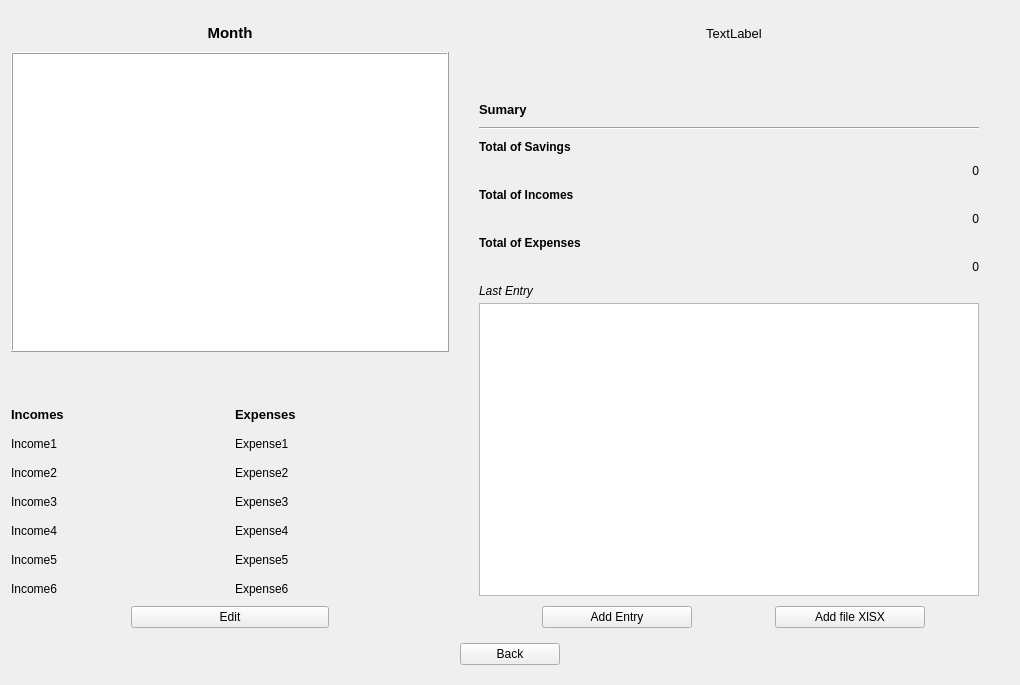
Before: the Qt Designer form ui/dashboardwidget.ui in NFBaeza/Budget-Monitor, drawn with Qt 5.
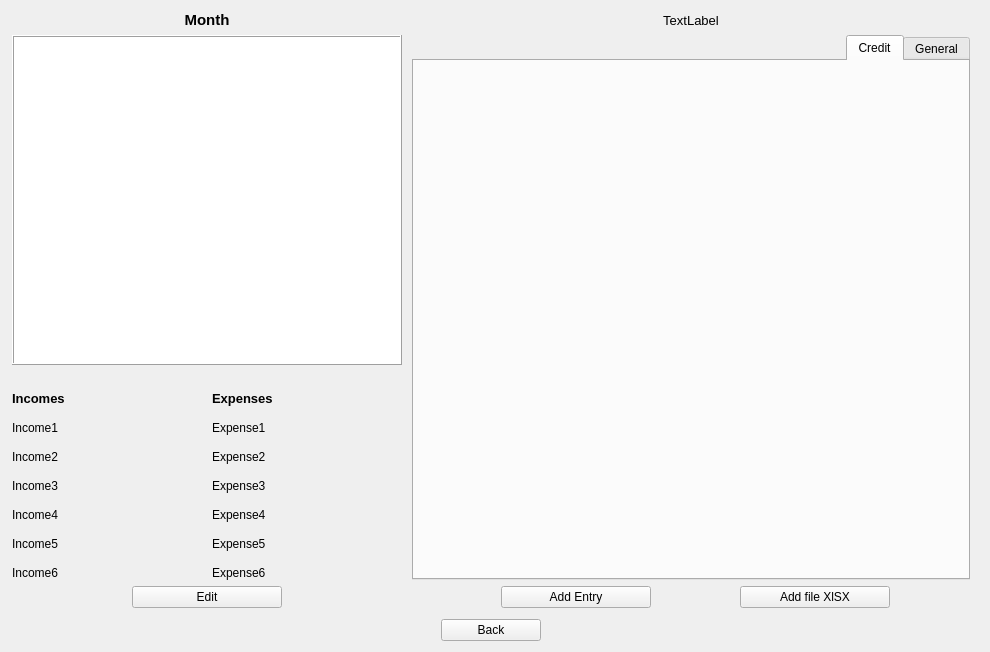
After: the same form once the commit is applied. Custom widgets are drawn as their Qt base class.

Commit message: feat: add creditPage on MonthlyView

The edit to the form file:
```diff
--- a/ui/dashboardwidget.ui
+++ b/ui/dashboardwidget.ui
@@ -9,8 +9,8 @@
    <rect>
     <x>0</x>
     <y>0</y>
-    <width>1020</width>
-    <height>685</height>
+    <width>990</width>
+    <height>652</height>
    </rect>
   </property>
   <property name="sizePolicy">
@@ -27,84 +27,17 @@
   <property name="windowTitle">
    <string>Month View</string>
   </property>
-  <layout class="QGridLayout" name="gridLayout" rowstretch="0,0,0,0,0,0,0,0,0" columnstretch="5,5,1,10">
-   <property name="sizeConstraint">
-    <enum>QLayout::SizeConstraint::SetDefaultConstraint</enum>
-   </property>
-   <property name="topMargin">
-    <number>10</number>
-   </property>
-   <property name="bottomMargin">
-    <number>20</number>
-   </property>
-   <property name="spacing">
-    <number>10</number>
-   </property>
-   <item row="5" column="0">
-    <spacer name="verticalSpacer">
-     <property name="orientation">
-      <enum>Qt::Orientation::Vertical</enum>
-     </property>
-     <property name="sizeHint" stdset="0">
-      <size>
-       <width>20</width>
-       <height>40</height>
-      </size>
-     </property>
-    </spacer>
-   </item>
-   <item row="7" column="2" colspan="2">
-    <layout class="QHBoxLayout" name="horizontalLayout_2">
-     <property name="spacing">
-      <number>50</number>
-     </property>
+  <layout class="QGridLayout" name="gridLayout" columnstretch="1,1,3,0">
      <property name="leftMargin">
-      <number>50</number>
+    <number>12</number>
      </property>
      <property name="rightMargin">
-      <number>50</number>
-     </property>
-     <item>
-      <widget class="QPushButton" name="AddEntryButton">
-       <property name="sizePolicy">
-        <sizepolicy hsizetype="Fixed" vsizetype="Fixed">
-         <horstretch>0</horstretch>
-         <verstretch>0</verstretch>
-        </sizepolicy>
-       </property>
-       <property name="minimumSize">
-        <size>
-         <width>150</width>
-         <height>0</height>
-        </size>
-       </property>
-       <property name="text">
-        <string>Add Entry</string>
-       </property>
-      </widget>
-     </item>
-     <item>
-      <widget class="QPushButton" name="addFileButton">
-       <property name="sizePolicy">
-        <sizepolicy hsizetype="Fixed" vsizetype="Fixed">
-         <horstretch>0</horstretch>
-         <verstretch>0</verstretch>
-        </sizepolicy>
-       </property>
-       <property name="minimumSize">
-        <size>
-         <width>150</width>
-         <height>0</height>
-        </size>
-       </property>
-       <property name="text">
-        <string>Add file XlSX</string>
-       </property>
-      </widget>
-     </item>
-    </layout>
-   </item>
-   <item row="6" column="0">
+    <number>10</number>
+   </property>
+   <property name="horizontalSpacing">
+    <number>10</number>
+   </property>
+   <item row="2" column="0">
     <layout class="QFormLayout" name="IncomesLayout">
      <property name="fieldGrowthPolicy">
       <enum>QFormLayout::FieldGrowthPolicy::AllNonFixedFieldsGrow</enum>
@@ -277,7 +210,7 @@
      </item>
     </layout>
    </item>
-   <item row="6" column="1">
+   <item row="2" column="1">
     <layout class="QFormLayout" name="ExpensesLayout">
      <property name="sizeConstraint">
       <enum>QLayout::SizeConstraint::SetDefaultConstraint</enum>
@@ -459,14 +392,100 @@
      </item>
     </layout>
    </item>
-   <item row="4" column="0" colspan="2">
+   <item row="3" column="0" colspan="2">
+    <layout class="QHBoxLayout" name="horizontalLayout_3">
+     <property name="leftMargin">
+      <number>120</number>
+     </property>
+     <property name="rightMargin">
+      <number>120</number>
+     </property>
+     <item>
+      <widget class="QPushButton" name="EditCategoryButton">
+       <property name="sizePolicy">
+        <sizepolicy hsizetype="Preferred" vsizetype="Minimum">
+         <horstretch>0</horstretch>
+         <verstretch>0</verstretch>
+        </sizepolicy>
+       </property>
+       <property name="minimumSize">
+        <size>
+         <width>150</width>
+         <height>0</height>
+        </size>
+       </property>
+       <property name="text">
+        <string>Edit</string>
+       </property>
+      </widget>
+     </item>
+    </layout>
+   </item>
+   <item row="3" column="2" colspan="2">
+    <layout class="QHBoxLayout" name="horizontalLayout_2">
+     <property name="spacing">
+      <number>50</number>
+     </property>
+     <property name="leftMargin">
+      <number>50</number>
+     </property>
+     <property name="rightMargin">
+      <number>50</number>
+     </property>
+     <item>
+      <widget class="QPushButton" name="AddEntryButton">
+       <property name="sizePolicy">
+        <sizepolicy hsizetype="Fixed" vsizetype="Fixed">
+         <horstretch>0</horstretch>
+         <verstretch>0</verstretch>
+        </sizepolicy>
+       </property>
+       <property name="minimumSize">
+        <size>
+         <width>150</width>
+         <height>0</height>
+        </size>
+       </property>
+       <property name="text">
+        <string>Add Entry</string>
+       </property>
+      </widget>
+     </item>
+     <item>
+      <widget class="QPushButton" name="addFileButton">
+       <property name="sizePolicy">
+        <sizepolicy hsizetype="Fixed" vsizetype="Fixed">
+         <horstretch>0</horstretch>
+         <verstretch>0</verstretch>
+        </sizepolicy>
+       </property>
+       <property name="minimumSize">
+        <size>
+         <width>150</width>
+         <height>0</height>
+        </size>
+       </property>
+       <property name="text">
+        <string>Add file XlSX</string>
+       </property>
+      </widget>
+     </item>
+    </layout>
+   </item>
+   <item row="1" column="0" colspan="2">
     <widget class="QChartView" name="graphicsView">
      <property name="minimumSize">
       <size>
-       <width>250</width>
+       <width>350</width>
        <height>300</height>
       </size>
      </property>
+     <property name="maximumSize">
+      <size>
+       <width>10000</width>
+       <height>10000</height>
+      </size>
+     </property>
      <property name="frameShape">
       <enum>QFrame::Shape::Box</enum>
      </property>
@@ -475,7 +494,7 @@
      </property>
     </widget>
    </item>
-   <item row="1" column="2" colspan="2">
+   <item row="0" column="2">
     <widget class="QLabel" name="DateNowLabel">
      <property name="font">
       <font>
@@ -490,7 +509,39 @@
      </property>
     </widget>
    </item>
-   <item row="1" column="0" colspan="2">
+   <item row="4" column="0" colspan="3">
+    <layout class="QHBoxLayout" name="horizontalLayout" stretch="0">
+     <property name="leftMargin">
+      <number>0</number>
+     </property>
+     <property name="topMargin">
+      <number>5</number>
+     </property>
+     <property name="rightMargin">
+      <number>0</number>
+     </property>
+     <item>
+      <widget class="QPushButton" name="BackButton">
+       <property name="sizePolicy">
+        <sizepolicy hsizetype="Fixed" vsizetype="Preferred">
+         <horstretch>0</horstretch>
+         <verstretch>0</verstretch>
+        </sizepolicy>
+       </property>
+       <property name="minimumSize">
+        <size>
+         <width>100</width>
+         <height>0</height>
+        </size>
+       </property>
+       <property name="text">
+        <string>Back</string>
+       </property>
+      </widget>
+     </item>
+    </layout>
+   </item>
+   <item row="0" column="0" colspan="2">
     <widget class="QLabel" name="MonthNameLabel">
      <property name="font">
       <font>
@@ -506,26 +557,25 @@
      </property>
     </widget>
    </item>
-   <item row="4" column="2" rowspan="3" colspan="2">
-    <layout class="QVBoxLayout" name="verticalLayout_5">
-     <property name="spacing">
-      <number>10</number>
+   <item row="1" column="2" rowspan="2">
+    <widget class="QTabWidget" name="typeAccountView">
+     <property name="layoutDirection">
+      <enum>Qt::LayoutDirection::RightToLeft</enum>
      </property>
-     <property name="sizeConstraint">
-      <enum>QLayout::SizeConstraint::SetDefaultConstraint</enum>
+     <property name="tabPosition">
+      <enum>QTabWidget::TabPosition::North</enum>
      </property>
-     <property name="leftMargin">
-      <number>20</number>
+     <property name="tabShape">
+      <enum>QTabWidget::TabShape::Rounded</enum>
      </property>
-     <property name="topMargin">
-      <number>50</number>
+     <property name="currentIndex">
+      <number>1</number>
      </property>
-     <property name="rightMargin">
-      <number>30</number>
-     </property>
-     <property name="bottomMargin">
-      <number>0</number>
-     </property>
+     <widget class="QWidget" name="debitPage">
+      <attribute name="title">
+       <string>General</string>
+      </attribute>
+      <layout class="QVBoxLayout" name="verticalLayout_2">
      <item>
       <widget class="QLabel" name="label_4">
        <property name="font">
@@ -657,7 +707,7 @@
           <enum>QFrame::Shadow::Raised</enum>
          </property>
          <property name="text">
-          <string>Last Entry</string>
+            <string>Last Entries</string>
          </property>
         </widget>
        </item>
@@ -669,6 +719,9 @@
            <height>0</height>
           </size>
          </property>
+           <property name="layoutDirection">
+            <enum>Qt::LayoutDirection::LeftToRight</enum>
+           </property>
          <property name="editTriggers">
           <set>QAbstractItemView::EditTrigger::NoEditTriggers</set>
          </property>
@@ -680,96 +733,27 @@
       </layout>
      </item>
     </layout>
-   </item>
-   <item row="0" column="0">
-    <spacer name="verticalSpacer_2">
-     <property name="orientation">
-      <enum>Qt::Orientation::Vertical</enum>
-     </property>
-     <property name="sizeHint" stdset="0">
-      <size>
-       <width>20</width>
-       <height>40</height>
-      </size>
-     </property>
-    </spacer>
-   </item>
-   <item row="2" column="0">
-    <spacer name="verticalSpacer_3">
-     <property name="orientation">
-      <enum>Qt::Orientation::Vertical</enum>
-     </property>
-     <property name="sizeType">
-      <enum>QSizePolicy::Policy::Expanding</enum>
-     </property>
-     <property name="sizeHint" stdset="0">
-      <size>
-       <width>20</width>
-       <height>10</height>
-      </size>
-     </property>
-    </spacer>
-   </item>
-   <item row="7" column="0" colspan="2">
-    <layout class="QHBoxLayout" name="horizontalLayout_3">
+     </widget>
+     <widget class="QWidget" name="creditPage">
+      <property name="layoutDirection">
+       <enum>Qt::LayoutDirection::LeftToRight</enum>
+      </property>
+      <attribute name="title">
+       <string>Credit</string>
+      </attribute>
+      <layout class="QGridLayout" name="gridLayout_2">
      <property name="leftMargin">
-      <number>120</number>
+        <number>10</number>
      </property>
      <property name="rightMargin">
-      <number>120</number>
-     </property>
-     <item>
-      <widget class="QPushButton" name="EditCategoryButton">
-       <property name="sizePolicy">
-        <sizepolicy hsizetype="Preferred" vsizetype="Minimum">
-         <horstretch>0</horstretch>
-         <verstretch>0</verstretch>
-        </sizepolicy>
+        <number>12</number>
+       </property>
+       <property name="horizontalSpacing">
+        <number>30</number>
        </property>
-       <property name="minimumSize">
-        <size>
-         <width>150</width>
-         <height>0</height>
-        </size>
-       </property>
-       <property name="text">
-        <string>Edit</string>
-       </property>
-      </widget>
-     </item>
-    </layout>
-   </item>
-   <item row="8" column="0" colspan="4">
-    <layout class="QHBoxLayout" name="horizontalLayout" stretch="0">
-     <property name="leftMargin">
-      <number>0</number>
-     </property>
-     <property name="topMargin">
-      <number>5</number>
-     </property>
-     <property name="rightMargin">
-      <number>0</number>
-     </property>
-     <item>
-      <widget class="QPushButton" name="BackButton">
-       <property name="sizePolicy">
-        <sizepolicy hsizetype="Fixed" vsizetype="Preferred">
-         <horstretch>0</horstretch>
-         <verstretch>0</verstretch>
-        </sizepolicy>
-       </property>
-       <property name="minimumSize">
-        <size>
-         <width>100</width>
-         <height>0</height>
-        </size>
-       </property>
-       <property name="text">
-        <string>Back</string>
-       </property>
-      </widget>
-     </item>
-    </layout>
+      </layout>
+     </widget>
+    </widget>
    </item>
   </layout>
  </widget>
```
Lines whose indentation alone changed are shown as unchanged. The commit also changes 4 other files.
